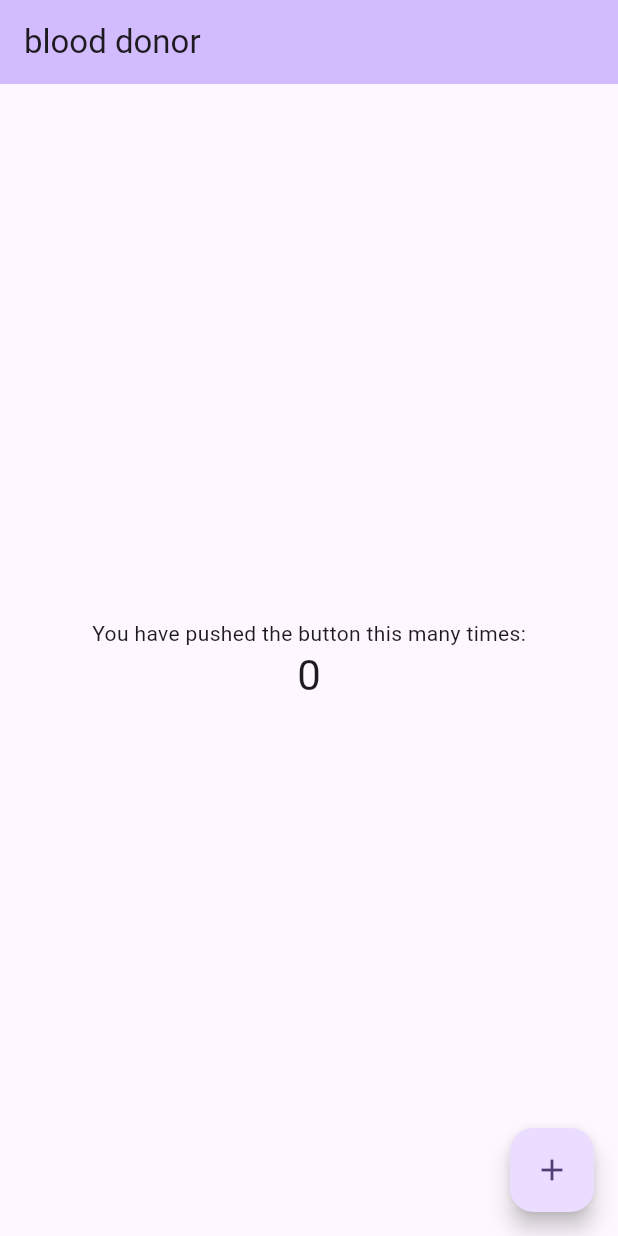
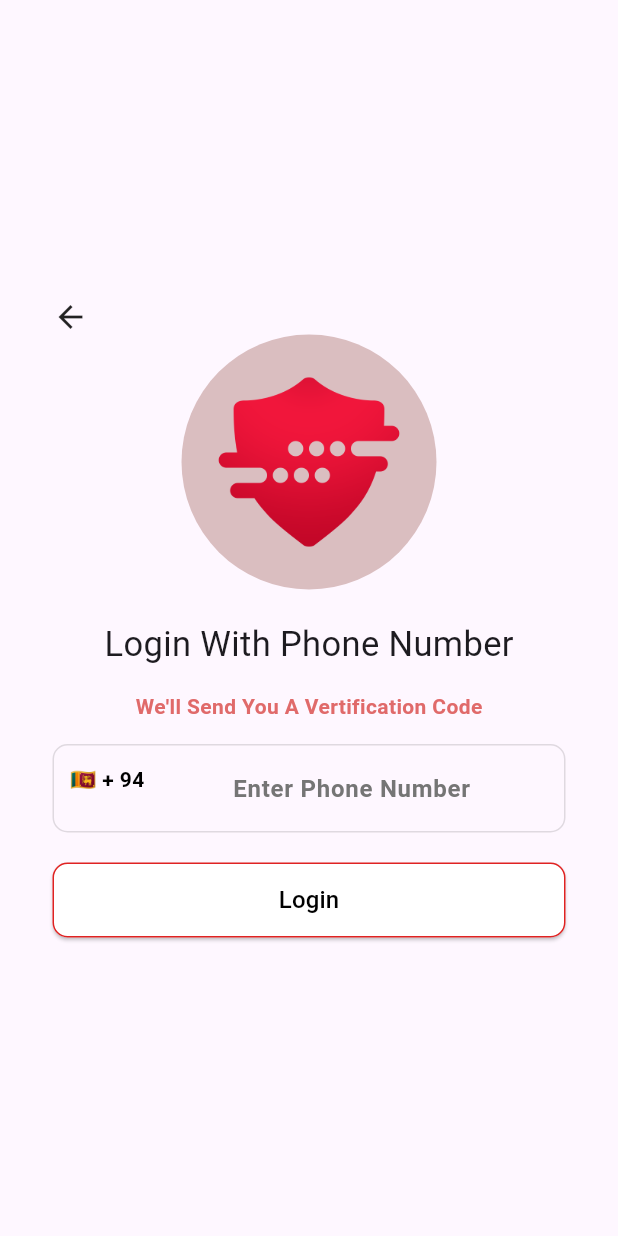
Before and after one commit to Applerack/flutter-blood-donor, a Flutter app: the screen it shows after launch, on a phone screen of 412 x 824 dp. Run offline on Flutter 3.47's test engine with Material 3 defaults, Android fonts, the phone set to English and light mode, and no system bars; our stand-ins replace cloud_firestore, country_picker, firebase_auth, firebase_core, firebase_storage, flutter_spinkit and 3 more; accounts and stored records are empty.

Commit message:
phone number authentication implemented

```diff
--- a/lib/main.dart
+++ b/lib/main.dart
@@ -1,128 +1,68 @@
 import 'package:firebase_core/firebase_core.dart';
 import 'package:flutter/material.dart';
+import 'package:flutter_spinkit/flutter_spinkit.dart';
+import 'package:provider/provider.dart';
+import 'package:blood_donor/provider/auth_provider.dart';
 
-void main() async{
+import '/screens/register_screen.dart';
+
+
+void main() async {
   WidgetsFlutterBinding.ensureInitialized();
   await Firebase.initializeApp();
   runApp(const MyApp());
 }
 
 class MyApp extends StatelessWidget {
-  const MyApp({super.key});
+  const MyApp({Key? key});
 
-  // This widget is the root of your application.
   @override
   Widget build(BuildContext context) {
-    return MaterialApp(
-      title: 'blood donor',
-      theme: ThemeData(
-        // This is the theme of your application.
-        //
-        // TRY THIS: Try running your application with "flutter run". You'll see
-        // the application has a purple toolbar. Then, without quitting the app,
-        // try changing the seedColor in the colorScheme below to Colors.green
-        // and then invoke "hot reload" (save your changes or press the "hot
-        // reload" button in a Flutter-supported IDE, or press "r" if you used
-        // the command line to start the app).
-        //
-        // Notice that the counter didn't reset back to zero; the application
-        // state is not lost during the reload. To reset the state, use hot
-        // restart instead.
-        //
-        // This works for code too, not just values: Most code changes can be
-        // tested with just a hot reload.
-        colorScheme: ColorScheme.fromSeed(seedColor: Colors.deepPurple),
-        useMaterial3: true,
+    return MultiProvider(
+      providers: [
+        // Provide the AuthProvider to the widget tree
+        ChangeNotifierProvider(create: (_) => AuthProvider()),
+      ],
+      child: MaterialApp(
+        debugShowCheckedModeBanner: false,
+        theme: ThemeData.light().copyWith(
+          primaryColor: Color.fromARGB(255, 215, 215, 215),
+          // Add more customizations as needed
+        ),
+        darkTheme: ThemeData.dark().copyWith(
+          primaryColor: Color.fromARGB(255, 56, 53, 53),
+          // Add more customizations as needed
+        ),
+        themeMode:
+            ThemeMode.system, // Automatically switch based on device theme
+        home: Builder(
+          builder: (context) {
+            final ap = Provider.of<AuthProvider>(context, listen: false);
+
+            if (ap.isLoading) {
+              // Display a spinner if isLoading is true
+              return SpinKitFadingCircle(
+                color: Color.fromARGB(255, 196, 193, 6),
+                size: 50.0,
+              );
+            } else {
+              if (ap.printuser() == "null") {
+                return RegisterScreen();
+              } else {
+
+
+
+                return SpinKitFadingCircle(
+                  color:
+                      Color.fromARGB(255, 196, 193, 6), // Customize the color
+                  size: 50.0, // Customize the size
+                );
+              }
+            }
+          },
+        ),
+        title: "blood donor",
       ),
-      home: const MyHomePage(title: 'blood donor '),
     );
   }
 }
-
-class MyHomePage extends StatefulWidget {
-  const MyHomePage({super.key, required this.title});
-
-  // This widget is the home page of your application. It is stateful, meaning
-  // that it has a State object (defined below) that contains fields that affect
-  // how it looks.
-
-  // This class is the configuration for the state. It holds the values (in this
-  // case the title) provided by the parent (in this case the App widget) and
-  // used by the build method of the State. Fields in a Widget subclass are
-  // always marked "final".
-
-  final String title;
-
-  @override
-  State<MyHomePage> createState() => _MyHomePageState();
-}
-
-class _MyHomePageState extends State<MyHomePage> {
-  int _counter = 0;
-
-  void _incrementCounter() {
-    setState(() {
-      // This call to setState tells the Flutter framework that something has
-      // changed in this State, which causes it to rerun the build method below
-      // so that the display can reflect the updated values. If we changed
-      // _counter without calling setState(), then the build method would not be
-      // called again, and so nothing would appear to happen.
-      _counter++;
-    });
-  }
-
-  @override
-  Widget build(BuildContext context) {
-    // This method is rerun every time setState is called, for instance as done
-    // by the _incrementCounter method above.
-    //
-    // The Flutter framework has been optimized to make rerunning build methods
-    // fast, so that you can just rebuild anything that needs updating rather
-    // than having to individually change instances of widgets.
-    return Scaffold(
-      appBar: AppBar(
-        // TRY THIS: Try changing the color here to a specific color (to
-        // Colors.amber, perhaps?) and trigger a hot reload to see the AppBar
-        // change color while the other colors stay the same.
-        backgroundColor: Theme.of(context).colorScheme.inversePrimary,
-        // Here we take the value from the MyHomePage object that was created by
-        // the App.build method, and use it to set our appbar title.
-        title: Text(widget.title),
-      ),
-      body: Center(
-        // Center is a layout widget. It takes a single child and positions it
-        // in the middle of the parent.
-        child: Column(
-          // Column is also a layout widget. It takes a list of children and
-          // arranges them vertically. By default, it sizes itself to fit its
-          // children horizontally, and tries to be as tall as its parent.
-          //
-          // Column has various properties to control how it sizes itself and
-          // how it positions its children. Here we use mainAxisAlignment to
-          // center the children vertically; the main axis here is the vertical
-          // axis because Columns are vertical (the cross axis would be
-          // horizontal).
-          //
-          // TRY THIS: Invoke "debug painting" (choose the "Toggle Debug Paint"
-          // action in the IDE, or press "p" in the console), to see the
-          // wireframe for each widget.
-          mainAxisAlignment: MainAxisAlignment.center,
-          children: <Widget>[
-            const Text(
-              'You have pushed the button this many times:',
-            ),
-            Text(
-              '$_counter',
-              style: Theme.of(context).textTheme.headlineMedium,
-            ),
-          ],
-        ),
-      ),
-      floatingActionButton: FloatingActionButton(
-        onPressed: _incrementCounter,
-        tooltip: 'Increment',
-        child: const Icon(Icons.add),
-      ), // This trailing comma makes auto-formatting nicer for build methods.
-    );
-  }
-}
--- /dev/null
+++ b/lib/model/user_model.dart
@@ -0,0 +1,49 @@
+class UserModel {
+  String name;
+  String email;
+  String bio;
+  String profilePic;
+  String createdAt;
+  String phoneNumber;
+  String uid;
+  String adress;
+
+  UserModel({
+    required this.name,
+    required this.email,
+    required this.bio,
+    required this.profilePic,
+    required this.createdAt,
+    required this.phoneNumber,
+    required this.uid,
+    required this.adress,
+  });
+
+  // from map
+  factory UserModel.fromMap(Map<String, dynamic> map) {
+    return UserModel(
+      name: map['name'] ?? '',
+      email: map['email'] ?? '',
+      adress: map['adress'] ?? '',
+      bio: map['bio'] ?? '',
+      uid: map['uid'] ?? '',
+      phoneNumber: map['phoneNumber'] ?? '',
+      createdAt: map['createdAt'] ?? '',
+      profilePic: map['profilePic'] ?? '',
+    );
+  }
+
+  // to map
+  Map<String, dynamic> toMap() {
+    return {
+      "name": name,
+      "email": email,
+      "uid": uid,
+      "adress": adress,
+      "bio": bio,
+      "profilePic": profilePic,
+      "phoneNumber": phoneNumber,
+      "createdAt": createdAt,
+    };
+  }
+}
--- /dev/null
+++ b/lib/screens/register_screen.dart
@@ -0,0 +1,207 @@
+import 'package:flutter/material.dart';
+import 'package:country_picker/country_picker.dart';
+import 'package:blood_donor/utils/utils.dart';
+import 'package:blood_donor/provider/auth_provider.dart';
+import 'package:provider/provider.dart';
+import 'package:blood_donor/widgets/custom_button.dart';
+import 'package:material_design_icons_flutter/material_design_icons_flutter.dart';
+import 'package:flutter_spinkit/flutter_spinkit.dart';
+
+class RegisterScreen extends StatefulWidget {
+  const RegisterScreen({super.key});
+
+  @override
+  State<RegisterScreen> createState() => _RegisterScreenState();
+}
+
+class _RegisterScreenState extends State<RegisterScreen> {
+  final TextEditingController phoneController = TextEditingController();
+
+  Country selectedCountry = Country(
+      phoneCode: "94",
+      countryCode: "LK",
+      e164Sc: 0,
+      geographic: true,
+      level: 1,
+      name: "sri lanka",
+      example: "sri lanka",
+      displayName: "sri lanka",
+      displayNameNoCountryCode: "LK",
+      e164Key: "");
+
+  @override
+  Widget build(BuildContext context) {
+    phoneController.selection = TextSelection.fromPosition(
+        TextPosition(offset: phoneController.text.length));
+    final _isLoading =
+        Provider.of<AuthProvider>(context, listen: true).isLoading;
+    return Scaffold(
+      body: SafeArea(
+        child: _isLoading
+            ? const Center(
+                child: SpinKitFadingCircle(
+                  color:
+                      Color.fromARGB(255, 196, 193, 6), // Customize the color
+                  size: 50.0, // Customize the size
+                ),
+              )
+            : Center(
+                // resizeToAvoidBottomInset: false, // Prevent keyboard covering content
+                child: SafeArea(
+                  child: SingleChildScrollView(
+                    // Wrap with SingleChildScrollView
+                    child: Center(
+                      child: Padding(
+                        padding: const EdgeInsets.symmetric(
+                            vertical: 25, horizontal: 35),
+                        child: Column(
+                          children: [
+                            Align(
+                              alignment: Alignment.topLeft,
+                              child: GestureDetector(
+                                onTap: () => Navigator.of(context).pop(),
+                                child: const Icon(Icons.arrow_back),
+                              ),
+                            ),
+                            Container(
+                              width: 170,
+                              height: 170,
+                              padding: const EdgeInsets.all(20.0),
+                              decoration: BoxDecoration(
+                                shape: BoxShape.circle,
+                                color: Color.fromARGB(176, 202, 164, 164),
+                              ),
+                              child: Image.asset("assets/signin.png"),
+                            ),
+                            const SizedBox(
+                              height: 20,
+                            ),
+                            const Text(
+                              "Login With Phone Number",
+                              style: TextStyle(
+                                  fontSize: 23, fontWeight: FontWeight.w400),
+                            ),
+                            const SizedBox(
+                              height: 15,
+                            ),
+                            const Text(
+                              "We'll Send You A Vertification Code",
+                              style: TextStyle(
+                                  fontSize: 14,
+                                  color: Color.fromARGB(255, 224, 106, 106),
+                                  fontWeight: FontWeight.bold),
+                              //textAlign: TextAlign.center,
+                            ),
+                            const SizedBox(
+                              height: 15,
+                            ),
+                            TextFormField(
+                              keyboardType: TextInputType.number,
+                              onChanged: (value) {
+                                setState(() {
+                                  phoneController.text = value;
+                                });
+                              },
+                              textAlign: TextAlign.center,
+                              cursorColor: Colors.purple,
+                              controller: phoneController,
+                              style: const TextStyle(
+                                  fontSize: 18, fontWeight: FontWeight.bold),
+                              decoration: InputDecoration(
+                                hintStyle: TextStyle(
+                                    fontWeight: FontWeight.w600,
+                                    fontSize: 16,
+                                    color: Colors.grey.shade600),
+                                hintText: "Enter Phone Number",
+                                enabledBorder: OutlineInputBorder(
+                                  borderRadius: BorderRadius.circular(10),
+                                  borderSide:
+                                      const BorderSide(color: Colors.black12),
+                                ),
+                                focusedBorder: OutlineInputBorder(
+                                  borderRadius: BorderRadius.circular(10),
+                                  borderSide:
+                                      const BorderSide(color: Color.fromARGB(124, 244, 67, 54)),
+                                ),
+                                prefixIcon: Container(
+                                  padding: const EdgeInsets.all(8.0),
+                                  child: InkWell(
+                                    onTap: () {
+                                      showCountryPicker(
+                                        context: context,
+                                        countryListTheme: CountryListThemeData(
+                                          bottomSheetHeight: 400,
+                                        ),
+                                        onSelect: (value) {
+                                          setState(() {
+                                            selectedCountry = value;
+                                          });
+                                        },
+                                      );
+                                    },
+                                    child: Text(
+                                      " ${selectedCountry.flagEmoji} + ${selectedCountry.phoneCode}",
+                                      style: const TextStyle(
+                                        color: Colors.black,
+                                        fontWeight: FontWeight.bold,
+                                      ),
+                                      textAlign: TextAlign.center,
+                                    ),
+                                  ),
+                                ),
+                                suffixIcon: phoneController.text.length > 9
+                                    ? Container(
+                                        margin: EdgeInsets.all(10.0),
+                                        height: 17,
+                                        width: 17,
+                                        decoration: const BoxDecoration(
+                                            shape: BoxShape.circle,
+                                            color: Colors.green),
+                                        child: const Icon(
+                                          Icons.done,
+                                          color: Colors.white,
+                                          size: 17,
+                                        ),
+                                      )
+                                    : null,
+                              ),
+                            ),
+                            const SizedBox(
+                              height: 20,
+                            ),
+                            SizedBox(
+                              width: double.infinity,
+                              height: 50,
+                              child: CustomButton(
+                                text: "Login",
+                                onPressed: () {
+                                  if (phoneController.text.length > 9) {
+                                    sendPhoneNumber();
+                                  } else {
+                                    ShowSnackBar(
+                                        context, "Invalid Phone Number");
+                                  }
+                                },
+                              ),
+                            ),
+                          ],
+                        ),
+                      ),
+                    ),
+                  ),
+                ),
+              ),
+      ),
+    );
+  }
+
+  void sendPhoneNumber() {
+    final ap = Provider.of<AuthProvider>(context, listen: false);
+    String phoneNumber = phoneController.text.trim();
+
+    ap.signInWithPhone(
+      context,
+      "+${selectedCountry.phoneCode}$phoneNumber",
+    );
+  }
+}
--- /dev/null
+++ b/lib/widgets/custom_button.dart
@@ -0,0 +1,26 @@
+import 'package:flutter/material.dart';
+
+class CustomButton extends StatelessWidget {
+  final String text;
+  final VoidCallback onPressed;
+  const CustomButton({super.key, required this.text, required this.onPressed});
+
+  @override
+  Widget build(BuildContext context) {
+    return ElevatedButton(
+      onPressed: onPressed,
+      style: ButtonStyle(
+        foregroundColor: MaterialStateProperty.all<Color>(Colors.white),
+        backgroundColor: MaterialStateProperty.all<Color>(Colors.white),
+        shape: MaterialStateProperty.all<RoundedRectangleBorder>(
+          RoundedRectangleBorder(
+            borderRadius: BorderRadius.circular(10.0),
+            side: BorderSide(
+                color: Color.fromARGB(255, 224, 34, 34)), // Set the border color here
+          ),
+        ),
+      ),
+      child: Text(text, style: TextStyle(fontSize: 16, color: Colors.black)),
+    );
+  }
+}
```
Also changed, not shown: lib/provider/auth_provider.dart (added, +221 -0 lines), lib/utils/utils.dart (+49 -0 lines), pubspec.yaml (+9 -10 lines), assets/image2.png (added), assets/phone.png (added), assets/signin.png (added), pubspec.lock, 5 other files.
